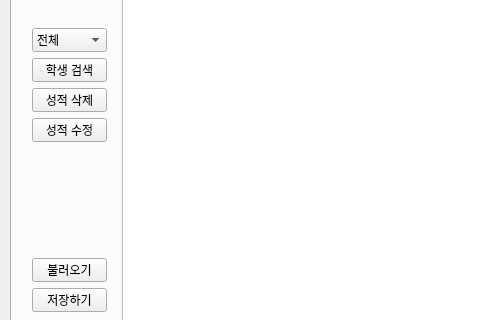
Old version of the form QManager/manager.ui in the repository mekhanjc/student_grade_manager; both pictures show x 0 to 480 and y 178 to 498 of the 1004 by 639 pixel window.
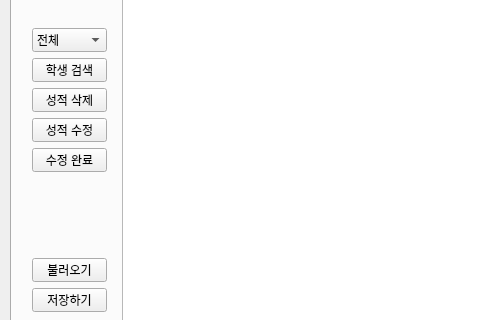
New version of the form.

Commit message: 성적 에디트 버튼 추가

Patch:
```diff
--- a/QManager/manager.ui
+++ b/QManager/manager.ui
@@ -536,6 +536,22 @@
        <string>성적 수정</string>
       </property>
      </widget>
+     <widget class="QPushButton" name="disableInputButton">
+      <property name="geometry">
+       <rect>
+        <x>20</x>
+        <y>290</y>
+        <width>75</width>
+        <height>24</height>
+       </rect>
+      </property>
+      <property name="toolTip">
+       <string>해당학생의 성적을 삭제합니다.</string>
+      </property>
+      <property name="text">
+       <string>수정 완료</string>
+      </property>
+     </widget>
     </widget>
     <widget class="QWidget" name="tab_3">
      <attribute name="title">
```
Left out of the diff: 4 changed lines with no effect on the pictures. The commit also changes 2 other files.
